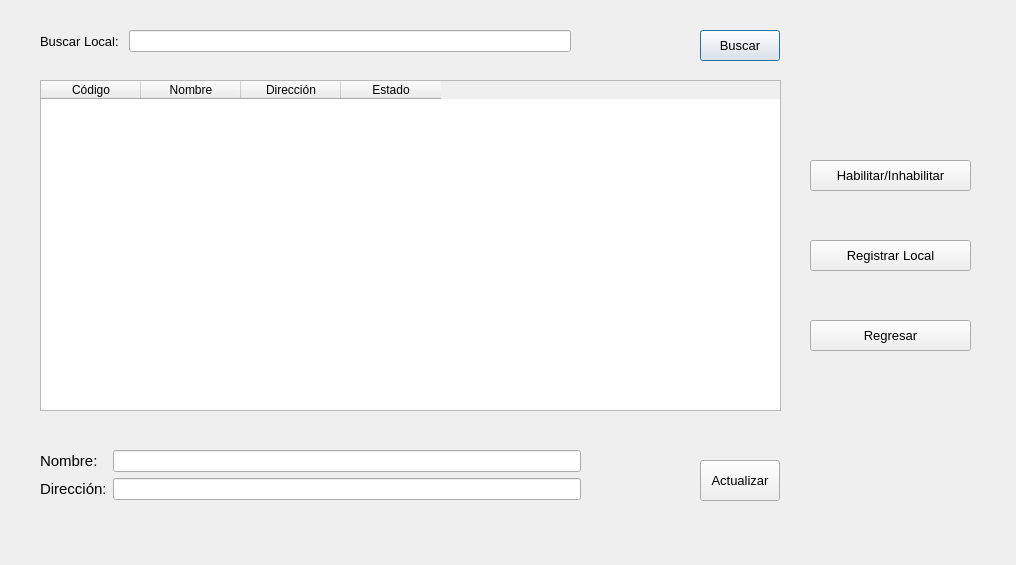
Qt form PAF_GUI/PAF_GRAFICA/gui/gestionarlocal.ui (JMOrbegoso/USS-2021-II-PP) before a commit.
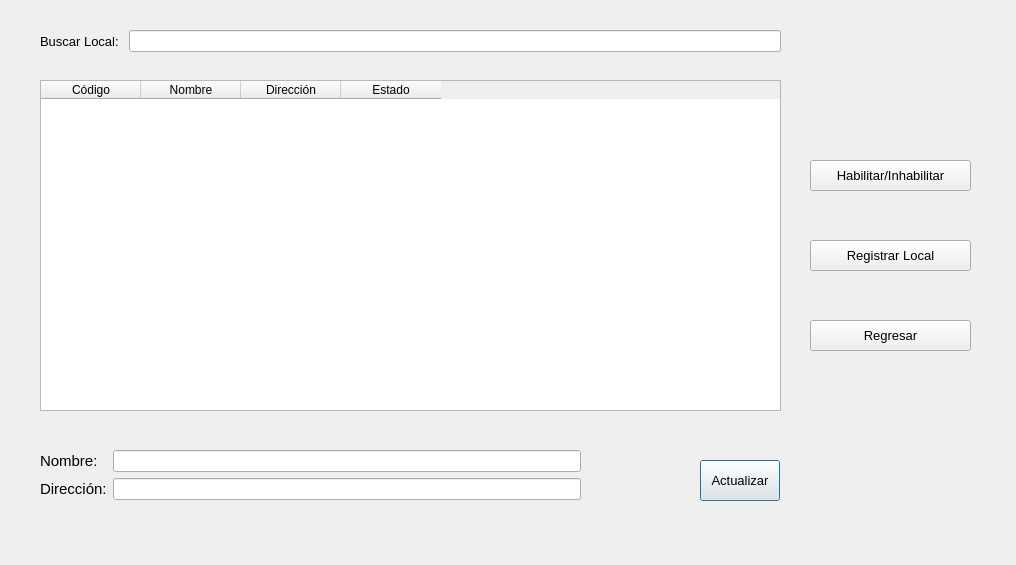
The same form after that commit.

Commit message: Update gestionarLocal to search with the LineEdit

```diff
--- a/PAF_GUI/PAF_GRAFICA/gui/gestionarlocal.ui
+++ b/PAF_GUI/PAF_GRAFICA/gui/gestionarlocal.ui
@@ -18,7 +18,7 @@
     <rect>
      <x>40</x>
      <y>30</y>
-     <width>531</width>
+     <width>741</width>
      <height>31</height>
     </rect>
    </property>
@@ -40,24 +40,6 @@
     </item>
    </layout>
   </widget>
-  <widget class="QPushButton" name="buscarPb">
-   <property name="geometry">
-    <rect>
-     <x>700</x>
-     <y>30</y>
-     <width>80</width>
-     <height>31</height>
-    </rect>
-   </property>
-   <property name="font">
-    <font>
-     <pointsize>10</pointsize>
-    </font>
-   </property>
-   <property name="text">
-    <string>Buscar</string>
-   </property>
-  </widget>
   <widget class="QPushButton" name="editarLocalPb">
    <property name="geometry">
     <rect>
```
Left out of the diff: 1 changed line with no effect on the pictures. The commit also changes 2 other files.
